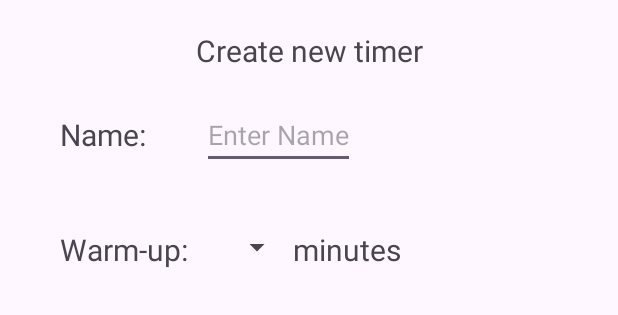
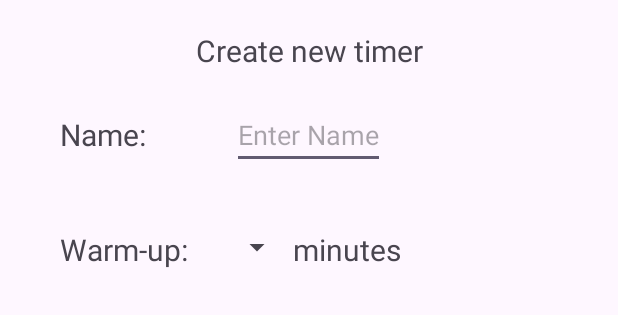
Before and after one commit to KirillLaptiy/Tabata-on-Java, an Android app: the layout timers_custom_timer_new_dialog.xml on its own in the app's theme, with its tools: preview values and no code run, on a phone screen of 412 x 824 dp. Shown: the top 315 px of the screen. Run offline under Robolectric (Android 15) with nearby library versions, the phone set to English and light mode, and no system bars.

Commit message:
added files

```diff
--- a/app/src/main/res/layout/timers_custom_timer_new_dialog.xml
+++ b/app/src/main/res/layout/timers_custom_timer_new_dialog.xml
@@ -31,7 +31,6 @@
             android:layout_height="wrap_content"
             android:layout_gravity="center"
             android:hint="@string/enterName"
-            android:layout_marginStart="-20dp"
             android:maxLength="15"
             android:autofillHints="no"
             android:inputType="text"
```
Also changed, not shown: app/src/main/java/com/example/myapplication/Timers_CustomTimers.java (+9 -3 lines).
